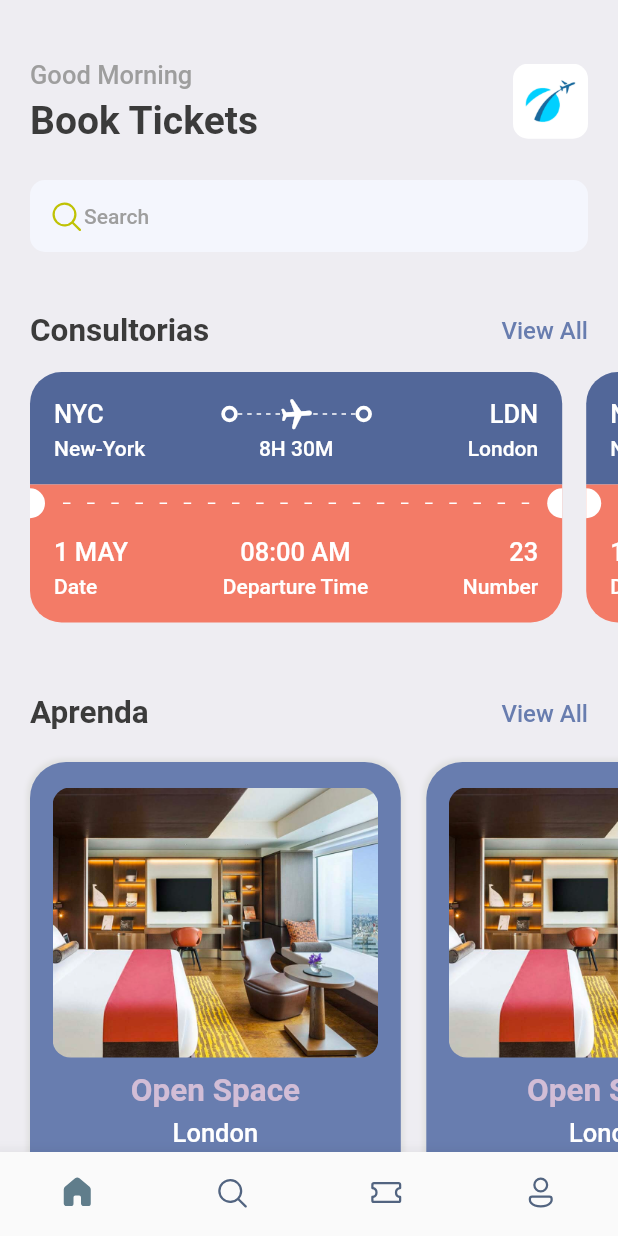
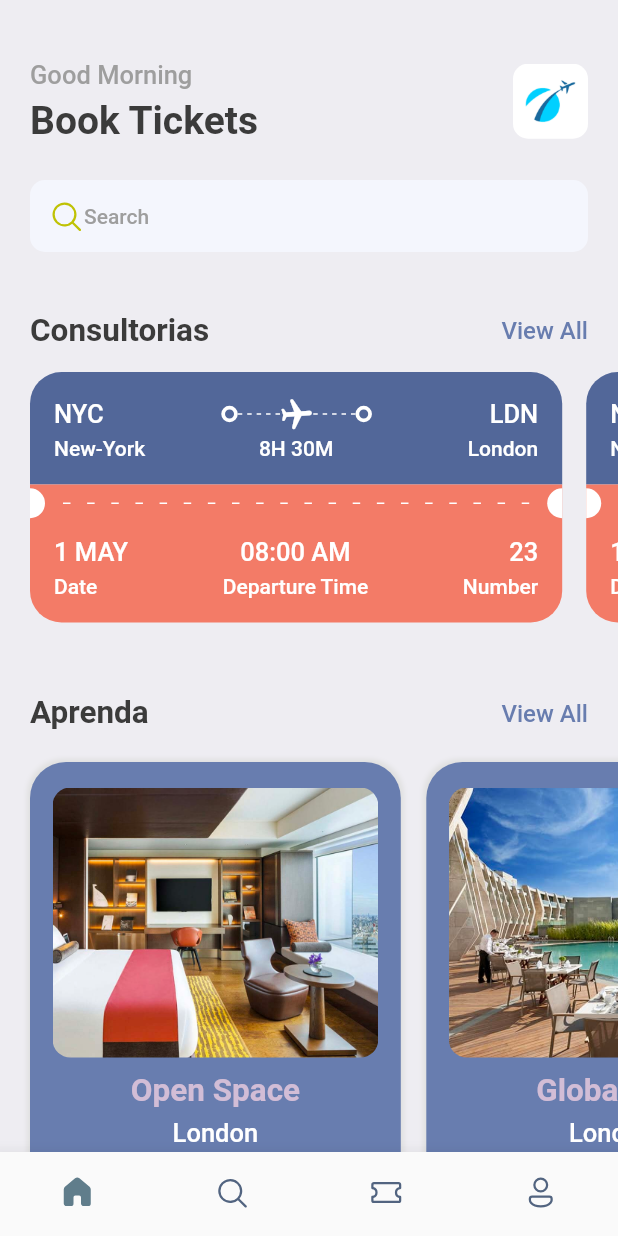
Before and after one commit to Gabriel-Spinola/MentalHealthApp, a Flutter app: the screen it shows after launch, on a phone screen of 412 x 824 dp. Run offline on Flutter 3.47's test engine with Material 2 defaults, Android fonts, the phone set to English and light mode, and no system bars; our stand-ins replace fluentui_icons, gap.

Commit message:
dynamic cards

```diff
--- a/lib/utils/app_info_list.dart
+++ b/lib/utils/app_info_list.dart
@@ -0,0 +1,20 @@
+List<Map<String, dynamic>> cardsList = [
+  {
+    'image': 'one.png',
+    'place': 'Open Space',
+    'destination': 'London',
+    'price': 25
+  },
+  {
+    'image': 'two.png',
+    'place': 'Global Will',
+    'destination': 'London',
+    'price': 40
+  },
+  {
+    'image': 'three.png',
+    'place': 'Tallest Building',
+    'destination': 'Dubai',
+    'price': 68
+  },
+];
--- a/lib/views/home_screen.dart
+++ b/lib/views/home_screen.dart
@@ -2,6 +2,7 @@ import 'package:fluentui_icons/fluentui_icons.dart';
 import 'package:flutter/cupertino.dart';
 import 'package:flutter/material.dart';
 import 'package:gap/gap.dart';
+import 'package:mental_health_application2/utils/app_info_list.dart';
 import 'package:mental_health_application2/widgets/card_view.dart';
 import 'package:mental_health_application2/widgets/ticket_view.dart';
 
@@ -116,11 +117,7 @@ class _HomeScreenState extends State<HomeScreen> {
             padding: const EdgeInsets.only(left: 20.0),
             scrollDirection: Axis.horizontal,
             child: Row(
-              children: const <Widget>[
-                CardsView(),
-                CardsView(),
-                CardsView(),
-              ],
+              children: cardsList.map((card) => CardsView(card: card)).toList(),
             )
           ),
         ],
--- a/lib/widgets/card_view.dart
+++ b/lib/widgets/card_view.dart
@@ -6,7 +6,9 @@ import 'package:mental_health_application2/utils/app_layout.dart';
 import '../utils/app_styles.dart';
 
 class CardsView extends StatelessWidget {
-  const CardsView({Key? key}) : super(key: key);
+  final Map<String, dynamic> card;
+
+  const CardsView({Key? key, required this.card}) : super(key: key);
 
   @override
   Widget build(BuildContext context) {
@@ -35,18 +37,18 @@ class CardsView extends StatelessWidget {
             decoration: BoxDecoration(
               color: Styles.primaryColor,
               borderRadius: BorderRadius.circular(12.0),
-              image: const DecorationImage(
+              image: DecorationImage(
                 fit: BoxFit.cover,
-                image: AssetImage('assets/images/one.png')
+                image: AssetImage('assets/images/${card['image']}')
               ),
             ),
           ),
           const Gap(10.0),
-          Text('Open Space', style: Styles.headLine2Style.copyWith(color: Styles.kakiColor)),
+          Text('${card['place']}', style: Styles.headLine2Style.copyWith(color: Styles.kakiColor)),
           const Gap(5.0),
-          Text('London', style: Styles.headLine3Style.copyWith(color: Colors.white)),
+          Text('${card['destination']}', style: Styles.headLine3Style.copyWith(color: Colors.white)),
           const Gap(8.0),
-          Text('\$40/night', style: Styles.headLine1Style.copyWith(color: Styles.kakiColor)),
+          Text('\$${card['price']}/night', style: Styles.headLine1Style.copyWith(color: Styles.kakiColor)),
         ]
       ),
     );
```
